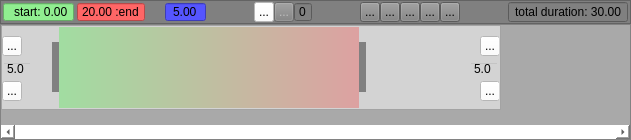
This is animtimeline.ui in hiergaut/AnimTimeline as Qt 5 draws it before an edit. The edited form follows.
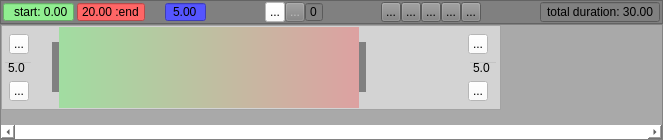
This is the edited form. Icons and pictures are not drawn. Custom widgets are drawn as their Qt base class.

Diff of the .ui file:
```diff
--- a/animtimeline.ui
+++ b/animtimeline.ui
@@ -6,7 +6,7 @@
    <rect>
     <x>0</x>
     <y>0</y>
-    <width>631</width>
+    <width>663</width>
     <height>140</height>
    </rect>
   </property>
@@ -640,7 +640,7 @@
              </size>
             </property>
             <property name="styleSheet">
-             <string notr="true">background-color: transparent;
+             <string notr="true">background-color: rgba(0, 0, 255, 00);
 </string>
             </property>
             <property name="frameShape">
@@ -652,8 +652,8 @@
             <widget class="QToolButton" name="toolButton_plusStart">
              <property name="geometry">
               <rect>
-               <x>0</x>
-               <y>9</y>
+               <x>7</x>
+               <y>7</y>
                <width>20</width>
                <height>20</height>
               </rect>
@@ -684,8 +684,8 @@
             <widget class="QDoubleSpinBox" name="doubleSpinBox_startInc">
              <property name="geometry">
               <rect>
-               <x>0</x>
-               <y>34</y>
+               <x>1</x>
+               <y>33</y>
                <width>30</width>
                <height>15</height>
               </rect>
@@ -729,7 +729,7 @@
             <widget class="QToolButton" name="toolButton_lessStart">
              <property name="geometry">
               <rect>
-               <x>0</x>
+               <x>7</x>
                <y>54</y>
                <width>20</width>
                <height>20</height>
@@ -851,12 +851,12 @@
              <enum>Qt::Horizontal</enum>
             </property>
             <property name="sizeType">
-             <enum>QSizePolicy::MinimumExpanding</enum>
+             <enum>QSizePolicy::Expanding</enum>
             </property>
             <property name="sizeHint" stdset="0">
              <size>
               <width>0</width>
-              <height>20</height>
+              <height>0</height>
              </size>
             </property>
            </spacer>
@@ -871,13 +871,12 @@
             </property>
             <property name="minimumSize">
              <size>
-              <width>50</width>
+              <width>0</width>
               <height>0</height>
              </size>
             </property>
             <property name="styleSheet">
-             <string notr="true">background-color: transparent;
-</string>
+             <string notr="true">background-color: rgba(0, 0, 255, 0);</string>
             </property>
             <property name="frameShape">
              <enum>QFrame::StyledPanel</enum>
@@ -885,15 +884,24 @@
             <property name="frameShadow">
              <enum>QFrame::Raised</enum>
             </property>
+            <layout class="QVBoxLayout" name="verticalLayout_2">
+             <property name="spacing">
+              <number>0</number>
+             </property>
+             <property name="leftMargin">
+              <number>0</number>
+             </property>
+             <property name="topMargin">
+              <number>0</number>
+             </property>
+             <property name="rightMargin">
+              <number>0</number>
+             </property>
+             <property name="bottomMargin">
+              <number>0</number>
+             </property>
+             <item>
             <widget class="QToolButton" name="toolButton_plusEnd">
-             <property name="geometry">
-              <rect>
-               <x>31</x>
-               <y>9</y>
-               <width>20</width>
-               <height>20</height>
-              </rect>
-             </property>
              <property name="maximumSize">
               <size>
                <width>20</width>
@@ -917,15 +925,9 @@
               </size>
              </property>
             </widget>
+             </item>
+             <item>
             <widget class="QDoubleSpinBox" name="doubleSpinBox_endInc">
-             <property name="geometry">
-              <rect>
-               <x>20</x>
-               <y>34</y>
-               <width>30</width>
-               <height>15</height>
-              </rect>
-             </property>
              <property name="sizePolicy">
               <sizepolicy hsizetype="Preferred" vsizetype="Fixed">
                <horstretch>0</horstretch>
@@ -962,15 +964,9 @@
               <double>5.000000000000000</double>
              </property>
             </widget>
+             </item>
+             <item>
             <widget class="QToolButton" name="toolButton_lessEnd">
-             <property name="geometry">
-              <rect>
-               <x>31</x>
-               <y>54</y>
-               <width>20</width>
-               <height>20</height>
-              </rect>
-             </property>
              <property name="maximumSize">
               <size>
                <width>20</width>
@@ -994,6 +990,8 @@
               </size>
              </property>
             </widget>
+             </item>
+            </layout>
            </widget>
           </item>
          </layout>
```
Lines whose indentation alone changed are shown as unchanged.
